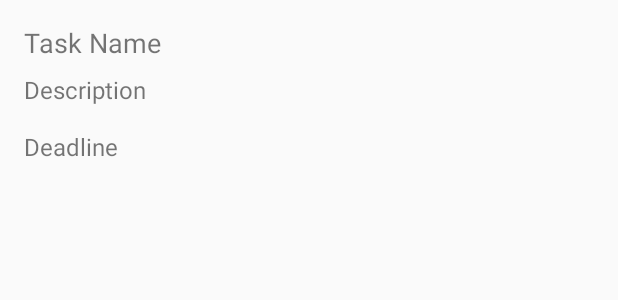
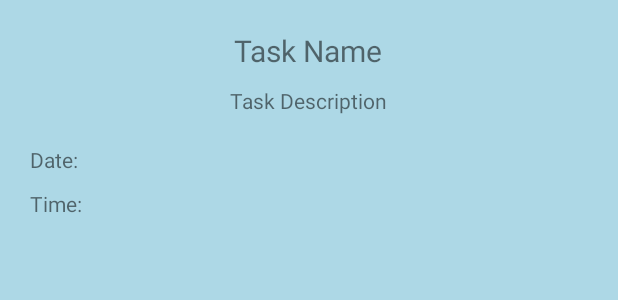
Before and after one commit to Iniyan2003R/TODo-Project, an Android app: the layout activity_task_detail.xml on its own in the app's theme, with its tools: preview values and no code run, on a phone screen of 412 x 824 dp. Shown: the top 300 px of the screen. Run offline under Robolectric (Android 15) with nearby library versions, the phone set to English and light mode, and no system bars.

Commit message:
Updated the code
Signed-off-by: Iniyan2003R <iniyan987@gmail.com>

```diff
--- a/ToDoProject/app/src/main/res/layout/activity_task_detail.xml
+++ b/ToDoProject/app/src/main/res/layout/activity_task_detail.xml
@@ -1,30 +1,49 @@
-<?xml version="1.0" encoding="utf-8"?>
-<LinearLayout xmlns:android="http://schemas.android.com/apk/res/android"
+<RelativeLayout xmlns:android="http://schemas.android.com/apk/res/android"
     android:layout_width="match_parent"
     android:layout_height="match_parent"
-    android:orientation="vertical"
-    android:padding="16dp">
+    android:background="#ADD8E6">
 
+    <!-- Task Name -->
     <TextView
         android:id="@+id/taskNameTextView"
         android:layout_width="wrap_content"
         android:layout_height="wrap_content"
         android:text="Task Name"
-        android:textSize="18sp"
-        android:layout_marginBottom="8dp" />
+        android:textSize="20sp"
+        android:layout_marginTop="20dp"
+        android:layout_alignParentTop="true"
+        android:layout_centerHorizontal="true" />
 
+    <!-- Task Description -->
     <TextView
         android:id="@+id/taskDescriptionTextView"
         android:layout_width="wrap_content"
         android:layout_height="wrap_content"
-        android:text="Description"
-        android:textSize="16sp"
-        android:layout_marginBottom="16dp" />
+        android:text="Task Description"
+        android:layout_below="@id/taskNameTextView"
+        android:layout_centerHorizontal="true"
+        android:layout_marginTop="10dp" />
 
+    <!-- Task Date -->
     <TextView
-        android:id="@+id/taskDeadlineTextView"
+        android:id="@+id/taskDateTextView"
         android:layout_width="wrap_content"
         android:layout_height="wrap_content"
-        android:text="Deadline"
-        android:textSize="16sp" />
-</LinearLayout>
+        android:text="Date: "
+        android:layout_below="@id/taskDescriptionTextView"
+        android:layout_marginTop="20dp"
+        android:layout_alignParentStart="true"
+        android:layout_marginStart="20dp"/>
+
+    <!-- Task Time -->
+    <TextView
+        android:id="@+id/taskTimeTextView"
+        android:layout_width="wrap_content"
+        android:layout_height="wrap_content"
+        android:text="Time: "
+        android:layout_below="@id/taskDateTextView"
+        android:layout_marginTop="10dp"
+        android:layout_alignParentStart="true"
+        android:layout_marginStart="20dp"/>
+
+</RelativeLayout>
```
Also changed, not shown: ToDoProject/app/src/main/AndroidManifest.xml (+8 -1 lines), ToDoProject/app/src/main/java/com/example/todoproject/EditTaskActivity.java (+4 -3 lines), ToDoProject/app/src/main/java/com/example/todoproject/MainActivity.java (+4 -3 lines), ToDoProject/app/src/main/java/com/example/todoproject/SQLiteHelper.java (+26 -8 lines), ToDoProject/app/src/main/java/com/example/todoproject/TaskDetailActivity.java (+28 -8 lines).
